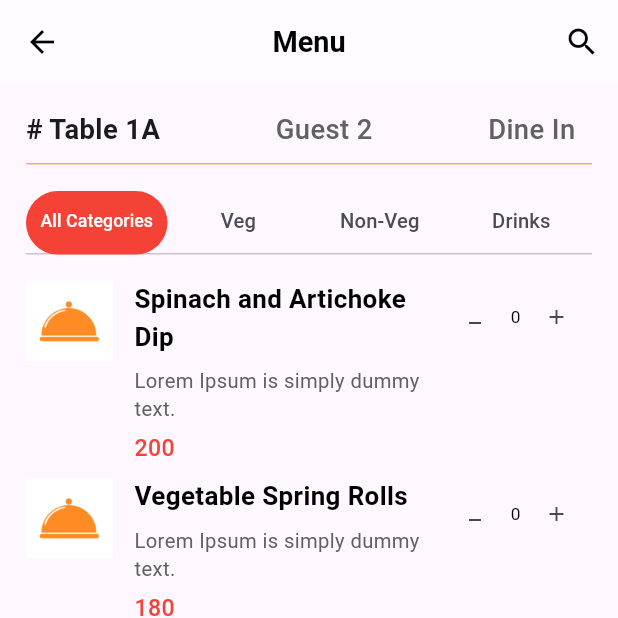
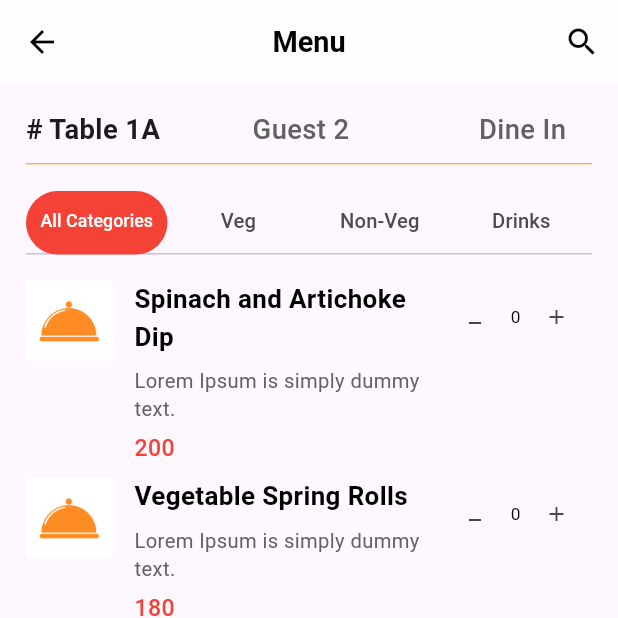
Before and after one commit to Rijankunwar3691/OrderMangementDemo, a Flutter app: the HomePage screen opened by its route, after a tap on "1A", on a phone screen of 412 x 824 dp, the top half of it. Run offline on Flutter 3.47's test engine with Material 3 defaults, Android fonts, the phone set to English and light mode, and no system bars; our stand-ins replace flutter_riverpod, flutter_screenutil, sqflite; accounts and stored records are empty.

Commit message:
table no state add

```diff
--- /dev/null
+++ b/lib/features/home/presentation/provider/table_no_provider.dart
@@ -0,0 +1,5 @@
+import 'package:flutter_riverpod/flutter_riverpod.dart';
+
+final tableNoProvider = StateProvider<String>((ref) {
+  return '';
+});
--- a/lib/features/home/presentation/screens/home_page.dart
+++ b/lib/features/home/presentation/screens/home_page.dart
@@ -2,6 +2,7 @@ import 'package:flutter/material.dart';
 import 'package:flutter_riverpod/flutter_riverpod.dart';
 import 'package:flutter_screenutil/flutter_screenutil.dart';
 import 'package:hoteldemo/core/export.dart';
+import 'package:hoteldemo/features/home/presentation/provider/table_no_provider.dart';
 import 'package:hoteldemo/features/home/presentation/provider/tables_list_provider.dart';
 import 'package:hoteldemo/features/home/presentation/widgets/table_container.dart';
 import 'package:hoteldemo/features/menu/presentation/provider/menu_list_provider.dart';
@@ -100,13 +101,9 @@ class _HomePageState extends ConsumerState<HomePage> {
                         return GestureDetector(
                             onTap: () {
                               ref.read(menuListProvider.notifier).getMenuList();
-                              Navigator.push(
-                                  context,
-                                  MaterialPageRoute(
-                                    builder: (context) => SelectOrderPage(
-                                        tableNo:
-                                            tableList[index].id.toString()),
-                                  ));
+                              ref.read(tableNoProvider.notifier).state =
+                                  tableList[index].id.toString();
+                              Navigator.pushNamed(context, AppRoutes.menuRoute);
                             },
                             child: TableContainer(
                                 tableNo: tableList[index].id.toString(),
--- a/lib/features/menu/presentation/screens/select_order_page.dart
+++ b/lib/features/menu/presentation/screens/select_order_page.dart
@@ -2,14 +2,14 @@ import 'package:flutter/material.dart';
 import 'package:flutter_riverpod/flutter_riverpod.dart';
 import 'package:flutter_screenutil/flutter_screenutil.dart';
 import 'package:hoteldemo/core/export.dart';
+import 'package:hoteldemo/features/home/presentation/provider/table_no_provider.dart';
 import 'package:hoteldemo/features/menu/presentation/provider/menu_toogle_provider.dart';
 import 'package:hoteldemo/features/menu/presentation/provider/menu_list_provider.dart';
 import 'package:hoteldemo/features/menu/presentation/widgets/menu_list_widget.dart';
 import 'package:hoteldemo/features/menu/presentation/widgets/total_sheet_widget.dart';
 
 class SelectOrderPage extends ConsumerStatefulWidget {
-  final String? tableNo;
-  const SelectOrderPage({super.key, this.tableNo});
+  const SelectOrderPage({super.key});
 
   @override
   ConsumerState<SelectOrderPage> createState() => _SelectOrderPageState();
@@ -50,6 +50,7 @@ class _SelectOrderPageState extends ConsumerState<SelectOrderPage>
 
     final menuCount = ref.watch(menuCountProvider);
 
+    final tableNo = ref.watch(tableNoProvider);
 
     return Scaffold(
       appBar: AppBar(
@@ -72,28 +73,31 @@ class _SelectOrderPageState extends ConsumerState<SelectOrderPage>
               height: 10.h,
             ),
             Row(
+              mainAxisAlignment: MainAxisAlignment.spaceEvenly,
               children: [
-                ReusableText.textWigdet(
-                    text: '# Table ${widget.tableNo.toString()}',
+                Expanded(
+                  flex: 2,
+                  child: ReusableText.textWigdet(
+                      text: '# Table $tableNo',
                       fSize: 19.sp,
                       fw: FontWeight.w600,
                       color: Appcolors.blackPrimary),
-                SizedBox(
-                  width: 80.w,
                 ),
-                ReusableText.textWigdet(
+                Expanded(
+                  flex: 2,
+                  child: ReusableText.textWigdet(
                       text: 'Guest 2',
                       fSize: 19.sp,
                       fw: FontWeight.w500,
                       color: Appcolors.greyInformation),
-                SizedBox(
-                  width: 80.w,
                 ),
-                ReusableText.textWigdet(
+                Expanded(
+                  child: ReusableText.textWigdet(
                       text: 'Dine In',
                       fSize: 19.sp,
                       fw: FontWeight.w500,
                       color: Appcolors.greyInformation),
+                ),
               ],
             ),
             SizedBox(
@@ -174,8 +178,7 @@ class _SelectOrderPageState extends ConsumerState<SelectOrderPage>
       ),
       bottomSheet: menuCount.isEmpty
           ? const SizedBox()
-          : TotalSheetWidget(
-              orderCount: menuCount.length, tableNo: widget.tableNo.toString()),
+          : TotalSheetWidget(orderCount: menuCount.length, tableNo: tableNo),
     );
   }
 }
--- a/lib/features/table status/presentation/screens/table_detail_page.dart
+++ b/lib/features/table status/presentation/screens/table_detail_page.dart
@@ -224,11 +224,7 @@ class _TableDetailPageState extends ConsumerState<TableDetailPage> {
       floatingActionButton: FloatingActionButton(
         backgroundColor: Appcolors.primary,
         child: const Icon(Icons.add),
-        onPressed: () => Navigator.push(
-            context,
-            MaterialPageRoute(
-              builder: (context) => SelectOrderPage(tableNo: tableDetail[0].id),
-            )),
+        onPressed: () => Navigator.pushNamed(context, AppRoutes.menuRoute),
       ),
     );
   }
```
Also changed, not shown: lib/features/orders/presentation/screens/orders_page.dart (+22 -7 lines), lib/features/search/presentation/screens/table_search_page.dart (+9 -10 lines). Lines whose indentation alone changed are shown as unchanged.
